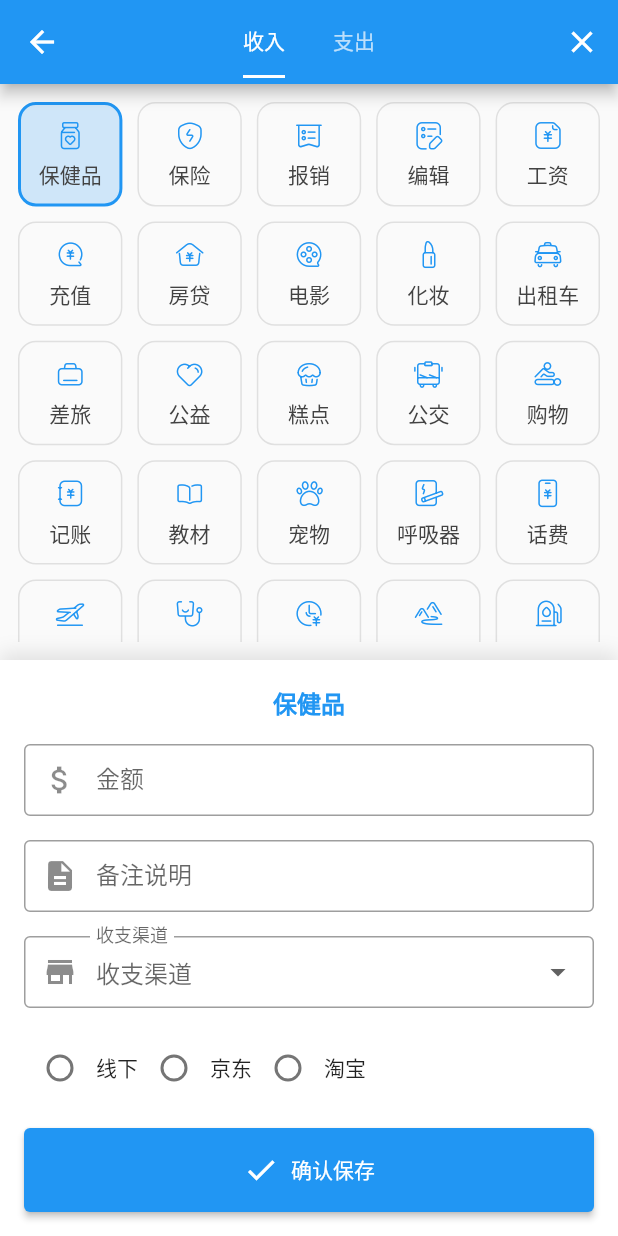
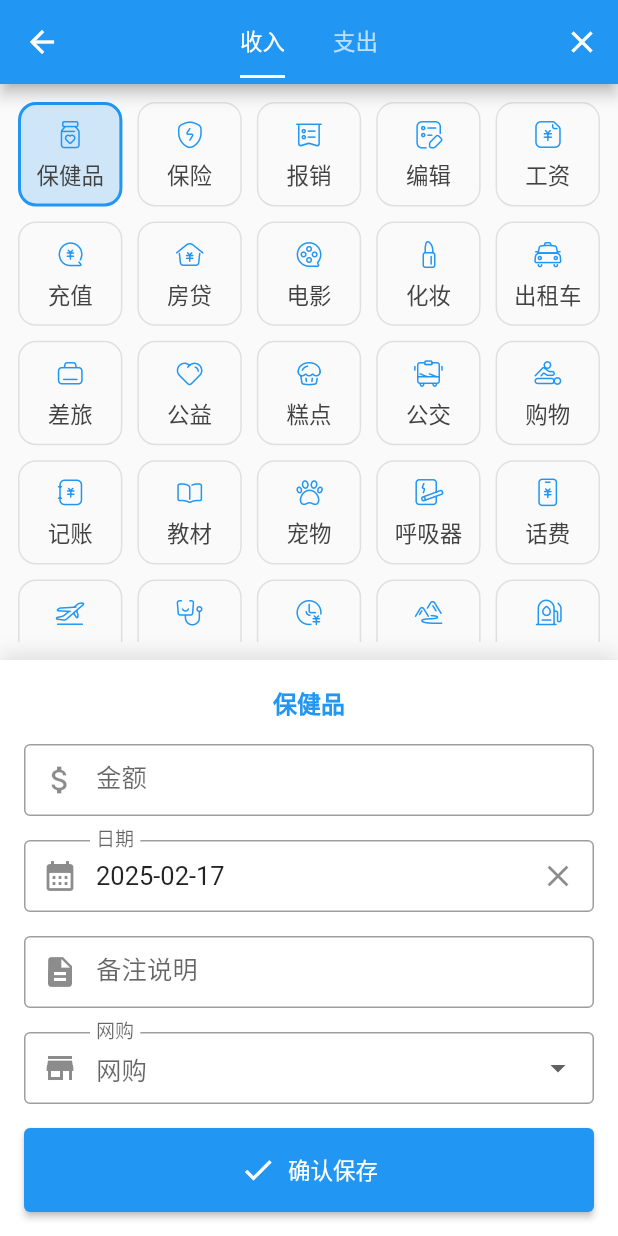
Before and after one commit to dong-lucky-ticket/flutter_getx, a Flutter app: the CreatePage screen opened directly, after a tap on "保健品", on a phone screen of 412 x 824 dp. Run offline on Flutter 3.47's test engine with Material 3 defaults, Android fonts, the phone set to English and light mode, and no system bars; our stand-ins replace dio; missing offline and left inert: tdesign_flutter; accounts and stored records are empty.

Commit message:
表单完善了一点点

```diff
--- a/lib/app/modules/create/create_page.dart
+++ b/lib/app/modules/create/create_page.dart
@@ -1,7 +1,7 @@
 import 'package:flutter/material.dart';
 import 'package:flutter_getx/app/modules/home/widgets/custom_app_bar.dart';
+import 'package:flutter_getx/app/widgets/date_picker_form_field.dart';
 import 'package:flutter_getx/app/widgets/font_icon.dart';
-import 'package:flutter_getx/app/widgets/radio_form_field.dart';
 import 'package:flutter_getx/app/widgets/select_form_field.dart';
 
 class CreatePage extends StatefulWidget {
@@ -15,8 +15,8 @@ class _CreatePageState extends State<CreatePage> with TickerProviderStateMixin {
   final _formKey = GlobalKey<FormState>();
   final _amountController = TextEditingController();
   final _descController = TextEditingController();
+  final _dateController = TextEditingController();
   final _selectedController = SelectFormFieldController();
-  final _radioController = RadioFormFieldController();
 
   final _scrollController = ScrollController();
 
@@ -73,21 +73,19 @@ class _CreatePageState extends State<CreatePage> with TickerProviderStateMixin {
         分类: ${_activeTypeIcons!.title}
         金额: ${_amountController.text}
         渠道: ${_selectedController.value}
-        类型: ${_radioController.value}
         说明: ${_descController.text}
       ''');
 
       // 提交后重置表单
       _formKey.currentState!.reset();
-      setState(() => isBillDetailsVisible = false);
+      _selectedController.value = null;
+
+      // setState(() => isBillDetailsVisible = false);
     }
   }
 
   @override
   Widget build(BuildContext context) {
-    final formHeight = _formKey.currentContext?.size?.height ?? 0; // 表单的高度
-    var formWrapperPadding = 16; // 表单的内边距
-    debugPrint( '${formHeight + formWrapperPadding * 2}');
     return Scaffold(
       appBar: CustomAppBar(
         titleWidget: TabBar(
@@ -102,7 +100,8 @@ class _CreatePageState extends State<CreatePage> with TickerProviderStateMixin {
               icon: const Icon(Icons.close, color: Colors.white),
               onPressed: () {
                 _formKey.currentState!.reset();
-                setState(() => isBillDetailsVisible = false);
+                _selectedController.value = null;
+                // setState(() => isBillDetailsVisible = false);
               },
             )
         ],
@@ -116,7 +115,7 @@ class _CreatePageState extends State<CreatePage> with TickerProviderStateMixin {
                 Padding(
                   padding: const EdgeInsets.all(12.0),
                   child: GridView.builder(
-                      cacheExtent: formHeight + formWrapperPadding * 2,
+                      cacheExtent: 500,
                       controller: _scrollController,
                       gridDelegate:
                           const SliverGridDelegateWithFixedCrossAxisCount(
@@ -152,9 +151,9 @@ class _CreatePageState extends State<CreatePage> with TickerProviderStateMixin {
                     formKey: _formKey,
                     category: _activeTypeIcons!,
                     amountController: _amountController,
+                    dateController: _dateController,
                     descController: _descController,
                     selectController: _selectedController,
-                    radioController: _radioController,
                     onSubmit: _submitForm,
                   )
                 : const SizedBox.shrink(),
@@ -212,9 +211,9 @@ class _DetailInputPanel extends StatelessWidget {
   final GlobalKey<FormState> formKey;
   final TypeIcons category;
   final TextEditingController amountController;
+  final TextEditingController dateController;
   final TextEditingController descController;
   final SelectFormFieldController selectController;
-  final RadioFormFieldController radioController;
   final VoidCallback onSubmit;
 
   const _DetailInputPanel({
@@ -224,7 +223,7 @@ class _DetailInputPanel extends StatelessWidget {
     required this.descController,
     required this.onSubmit,
     required this.selectController,
-    required this.radioController,
+    required this.dateController,
   });
 
   @override
@@ -275,6 +274,17 @@ class _DetailInputPanel extends StatelessWidget {
               },
             ),
             const SizedBox(height: 16),
+            DatePickerFormField(
+              controller: dateController,
+              labelText: '日期',
+              firstDate: DateTime(2020),
+              lastDate: DateTime(2030),
+              initialDate: DateTime.now(),
+              onDateSelected: (date) {
+                debugPrint(date.toString());
+              },
+            ),
+            const SizedBox(height: 16),
             TextFormField(
               controller: descController,
               decoration: const InputDecoration(
@@ -287,21 +297,15 @@ class _DetailInputPanel extends StatelessWidget {
             const SizedBox(height: 16),
             SelectFormField(
                 controller: selectController,
-                labelText: '收支渠道',
-                hintText: '收支渠道',
+                labelText: '网购',
+                hintText: '网购',
                 items: [
-                  SelectOption(value: 1, label: '线下'),
-                  SelectOption(value: 2, label: '京东'),
-                  SelectOption(value: 3, label: '淘宝'),
-                  SelectOption(value: 4, label: '拼多多'),
-                  SelectOption(value: 4, label: '抖音'),
+                  SelectOption(value: 'jd', label: '京东'),
+                  SelectOption(value: 'tb', label: '淘宝'),
+                  SelectOption(value: 'pdd', label: '拼多多'),
+                  SelectOption(value: 'dy', label: '抖音'),
+                  SelectOption(value: 'other', label: '其它'),
                 ]),
-            const SizedBox(height: 16),
-            RadioFormField(controller: radioController, items: [
-              RadioOption(value: 1, label: '线下'),
-              RadioOption(value: 2, label: '京东'),
-              RadioOption(value: 3, label: '淘宝'),
-            ]),
             const SizedBox(height: 16),
             SizedBox(
               width: double.infinity,
--- a/lib/app/modules/home/home_page.dart
+++ b/lib/app/modules/home/home_page.dart
@@ -42,7 +42,7 @@ class _HomePageState extends State<HomePage> {
   @override
   void initState() {
     getList();
-    getDetail();
+    // getDetail();
     super.initState();
   }
 
--- /dev/null
+++ b/lib/app/widgets/date_picker_form_field.dart
@@ -0,0 +1,106 @@
+import 'package:flutter/material.dart';
+
+class DatePickerFormField extends StatefulWidget {
+  final String labelText; // TextFormField的标签
+  final DateTime? initialDate; // 初始日期
+  final DateTime firstDate; // 可选的最早日期
+  final DateTime lastDate; // 可选的最晚日期
+  final ValueChanged<DateTime> onDateSelected; // 日期选择回调
+  final FormFieldValidator<String>? validator; // 验证函数
+  final TextEditingController? controller;
+
+  const DatePickerFormField({
+    Key? key,
+    required this.labelText,
+    this.initialDate,
+    required this.firstDate,
+    required this.lastDate,
+    required this.onDateSelected,
+    this.validator,
+    this.controller,
+  }) : super(key: key);
+
+  @override
+  State<DatePickerFormField> createState() => _DatePickerFormFieldState();
+}
+
+class _DatePickerFormFieldState extends State<DatePickerFormField> {
+  late final TextEditingController _controller;
+  DateTime? _selectedDate;
+
+  @override
+  void initState() {
+    super.initState();
+    _controller = widget.controller ?? TextEditingController();
+    // 初始化时设置初始日期
+    if (widget.initialDate != null) {
+      _selectedDate = widget.initialDate;
+      _controller.text = _formatDate(widget.initialDate!);
+    }
+    _controller.addListener(_onControllerChanged);
+  }
+
+  @override
+  void didUpdateWidget(TextEditingController oldWidget) {
+    super.didUpdateWidget(oldWidget);
+    if (widget.controller != oldWidget.controller) {
+      oldWidget.controller?.removeListener(_onControllerChanged);
+      _controller = widget.controller ?? TextEditingController();
+      _controller.addListener(_onControllerChanged);
+    }
+  }
+
+  @override
+  void dispose() {
+    _controller.removeListener(_onControllerChanged);
+    super.dispose();
+  }
+
+  void _onControllerChanged() {
+    setState(() {});
+  }
+
+  // 格式化日期为字符串
+  String _formatDate(DateTime date) {
+    return '${date.year}-${date.month.toString().padLeft(2, '0')}-${date.day.toString().padLeft(2, '0')}';
+  }
+
+  // 显示日期选择器
+  Future<void> _selectDate(BuildContext context) async {
+    final DateTime? picked = await showDatePicker(
+      context: context,
+      initialDate: _selectedDate ?? DateTime.now(),
+      firstDate: widget.firstDate,
+      lastDate: widget.lastDate,
+    );
+    if (picked != null && picked != _selectedDate) {
+      setState(() {
+        _selectedDate = picked;
+        _controller.text = _formatDate(picked);
+      });
+      widget.onDateSelected(picked); // 回调选择的日期
+    }
+  }
+
+  @override
+  Widget build(BuildContext context) {
+    return TextFormField(
+      controller: _controller,
+      decoration: InputDecoration(
+        labelText: widget.labelText,
+        prefixIcon: Icon(Icons.calendar_month),
+        border: OutlineInputBorder(),
+        contentPadding: EdgeInsets.symmetric(vertical: 12),
+        suffixIcon: IconButton(
+          icon: const Icon(Icons.close),
+          onPressed: () {
+            _controller.text = '';
+          }, // 点击图标打开日期选择器
+        ),
+      ),
+      readOnly: true, // 禁止手动输入
+      onTap: () => _selectDate(context), // 点击输入框打开日期选择器
+      validator: widget.validator, // 验证函数
+    );
+  }
+}
--- a/pubspec.yaml
+++ b/pubspec.yaml
@@ -11,9 +11,11 @@ environment:
 dependencies:
   flutter:
     sdk: flutter
+  flutter_localizations:
+    sdk: flutter
 
   cupertino_icons: ^1.0.2
-  intl: ^0.19.0
+  intl: any
   dio: ^5.7.0
   tdesign_flutter: ^0.1.8
 
```
Also changed, not shown: lib/main.dart (+9 -3 lines), pubspec.lock.
